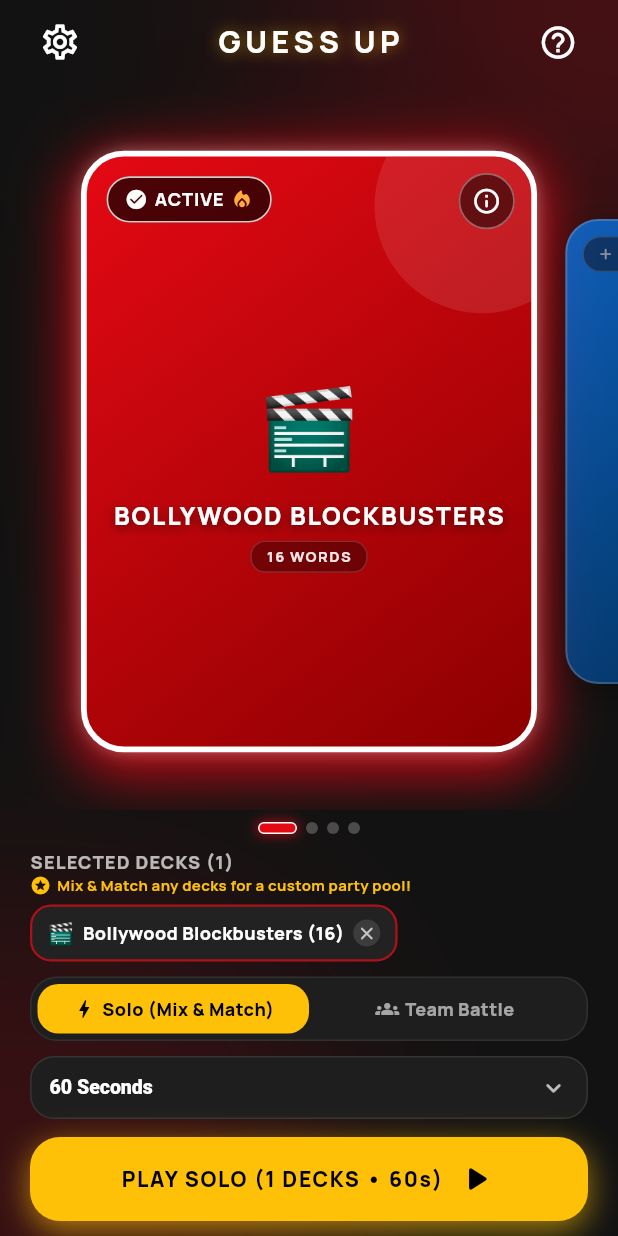
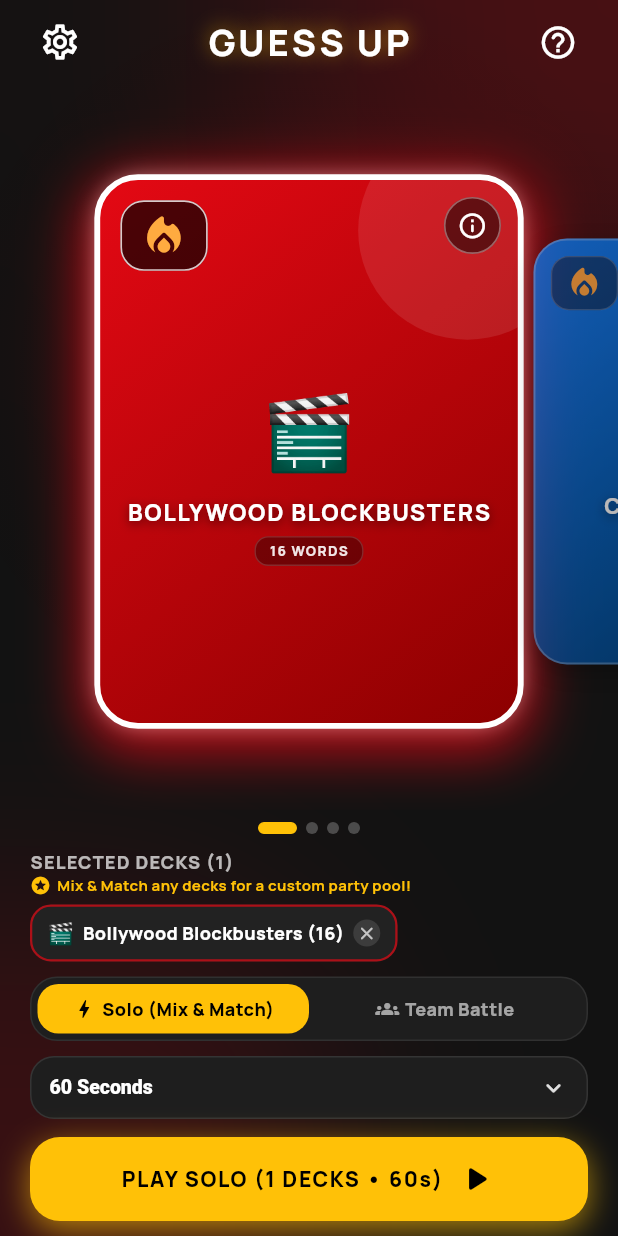
Before and after one commit to ShreyNagda/guess-up, a Flutter app: the HomeScreen screen opened directly, on a phone screen of 412 x 824 dp. Run offline on Flutter 3.47's test engine with Material 3 defaults, Android fonts, the light colour scheme and no system bars; our stand-ins replace audioplayers, cloud_firestore, confetti, connectivity_plus, firebase_core, flutter_native_splash and 4 more; missing offline and left inert: timer_controller; accounts and stored records are empty.

Commit message:
Updated landing page

```diff
--- a/lib/constants/app_info.dart
+++ b/lib/constants/app_info.dart
@@ -1,6 +1,6 @@
 class AppInfo {
   static const String name = 'Guess Up';
-  static const String version = '1.0.0+1';
+  static const String version = '1.0.0+3';
   static const String displayVersion = 'v1.0.0';
   static const String description =
       "Guess Up is a mobile-based charades party game, designed especially for Indian youths and audiences. Put your phone on your forehead and guess the word based on your friends' clues!";
--- a/lib/screens/home_screen.dart
+++ b/lib/screens/home_screen.dart
@@ -61,7 +61,7 @@
     }
 
     // 2. Initialize PageController
-    _pageController = PageController(viewportFraction: 0.70, initialPage: 0)
+    _pageController = PageController(viewportFraction: 0.63, initialPage: 0)
       ..addListener(_handlePageScroll);
 
     // 3. Load Decks & Listen to real-time decks stream from Firestore
@@ -594,7 +594,7 @@
   Widget _buildDeckPageIndicator(bool isDark) {
     if (_decks.isEmpty) return const SizedBox.shrink();
 
-    final inactiveColor = isDark ? Colors.white24 : Colors.black26;
+    final inactiveColor = isDark ? Colors.white24 : Colors.black38;
 
     return Padding(
       padding: const EdgeInsets.symmetric(vertical: 4.0),
@@ -606,7 +606,6 @@
             mainAxisSize: MainAxisSize.min,
             children: List.generate(_decks.length, (index) {
               final isFocused = index == _focusedIndex;
-              final deck = _decks[index];
 
               return GestureDetector(
                 onTap: () {
@@ -627,22 +626,12 @@
                   width: isFocused ? 26 : 8,
                   height: 8,
                   decoration: BoxDecoration(
-                    color: isFocused ? deck.themeColor : inactiveColor,
+                    color: isFocused ? Colors.amber : inactiveColor,
                     borderRadius: BorderRadius.circular(4),
                     border:
                         isFocused
-                            ? Border.all(color: Colors.white, width: 1)
+                            ? Border.all(color: Colors.amber, width: 1)
                             : null,
-                    boxShadow:
-                        isFocused
-                            ? [
-                              BoxShadow(
-                                color: deck.themeColor.withAlpha(160),
-                                blurRadius: 6,
-                                spreadRadius: 1,
-                              ),
-                            ]
-                            : null,
                   ),
                 ),
               );
@@ -654,7 +643,7 @@
   }
 
   Widget _buildTopBar(bool isDark) {
-    final iconColor = isDark ? Colors.white : Colors.black87;
+    final iconColor = isDark ? Colors.white : Colors.black;
     final titleColor = isDark ? Colors.white : Colors.black;
 
     return Padding(
@@ -674,18 +663,16 @@
                 "GUESS UP",
                 style: TextStyle(
                   fontFamily: 'Manrope',
-                  fontSize: 20,
+                  fontSize: 24,
                   fontWeight: FontWeight.w900,
-                  letterSpacing: 3,
+                  letterSpacing: 2,
                   color: titleColor,
                   shadows: [
                     Shadow(
-                      color: (isDark
-                              ? AppTheme.darkPrimaryColor
-                              : AppTheme.lightPrimaryColor)
-                          .withAlpha(140),
-                      blurRadius: 12,
-                      offset: const Offset(0, 0),
+                      color: (isDark ? AppTheme.darkPrimaryColor : Colors.black)
+                          .withAlpha(isDark ? 140 : 25),
+                      blurRadius: isDark ? 16 : 3,
+                      offset: Offset(0, isDark ? -1 : 1),
                     ),
                   ],
                 ),
@@ -720,7 +707,7 @@
         final double pageOffset = (_currentPage - index);
 
         final double dist = pageOffset.abs().clamp(0.0, 1.0);
-        final double scale = 1.10 - (dist * (1.10 - 0.85));
+        final double scale = 1.12 - (dist * (1.12 - 0.86));
         final bool isSelected = _selectedDeckIds.contains(deck.id);
 
         final double effectiveOpacity = (1.0 - (dist * 0.30)).clamp(0.70, 1.0);
@@ -755,7 +742,7 @@
       aspectRatio: 3 / 4,
       child: AnimatedContainer(
         duration: const Duration(milliseconds: 200),
-        margin: const EdgeInsets.symmetric(horizontal: 6, vertical: 10),
+        margin: const EdgeInsets.symmetric(horizontal: 2, vertical: 8),
         decoration: BoxDecoration(
           borderRadius: BorderRadius.circular(26),
           gradient: LinearGradient(
@@ -808,6 +795,7 @@
                 ),
               ),
               // Top Left Selection Status Pill
+              if (deck.isTrending)
                 Positioned(
                   top: 12,
                   left: 12,
@@ -830,41 +818,10 @@
                         width: 1,
                       ),
                     ),
-                  child: Row(
-                    mainAxisSize: MainAxisSize.min,
-                    children: [
-                      Icon(
-                        _isTeamMode
-                            ? (isSelected
-                                ? Icons.military_tech_rounded
-                                : Icons.add_rounded)
-                            : (isSelected
-                                ? Icons.check_circle_rounded
-                                : Icons.add_rounded),
-                        size: 14,
-                        color: isSelected ? Colors.white : Colors.white70,
-                      ),
-                      const SizedBox(width: 4),
-                      Text(
-                        _isTeamMode
-                            ? (isSelected ? "ACTIVE BATTLE" : "SELECT")
-                            : (isSelected ? "ACTIVE" : "SELECT"),
-                        style: TextStyle(
-                          color: isSelected ? Colors.white : Colors.white70,
-                          fontSize: 11,
-                          fontWeight: FontWeight.w900,
-                          letterSpacing: 0.5,
-                        ),
-                      ),
-                      if (deck.isTrending) ...[
-                        const SizedBox(width: 4),
-                        const Icon(
+                    child: const Icon(
                       Icons.local_fire_department_rounded,
-                          size: 14,
+                      // size: 14,
                       color: Colors.orangeAccent,
-                        ),
-                      ],
-                    ],
                     ),
                   ),
                 ),
@@ -962,7 +919,7 @@
     List<Category> selectedDecks,
     bool isDark,
   ) {
-    final titleColor = isDark ? Colors.white70 : Colors.black87;
+    final titleColor = isDark ? Colors.white70 : Colors.black;
     final chipBg = isDark ? const Color(0xFF222222) : Colors.white;
     final int totalCombinedWords = selectedDecks.fold(
       0,
@@ -1003,10 +960,10 @@
                             _isTeamMode
                                 ? (isDark
                                     ? Colors.amberAccent
-                                    : Colors.deepOrange)
+                                    : Colors.deepOrange.shade700)
                                 : (isDark
                                     ? AppTheme.darkPrimaryColor
-                                    : const Color(0xFFD97706)),
+                                    : const Color(0xFFB45309)),
                       ),
                       const SizedBox(width: 4),
                       Text(
@@ -1020,10 +977,10 @@
                               _isTeamMode
                                   ? (isDark
                                       ? Colors.amberAccent
-                                      : Colors.deepOrange)
+                                      : Colors.deepOrange.shade700)
                                   : (isDark
                                       ? AppTheme.darkPrimaryColor
-                                      : const Color(0xFFD97706)),
+                                      : const Color(0xFFB45309)),
                         ),
                       ),
                     ],
@@ -1054,7 +1011,7 @@
                     style: TextStyle(
                       fontSize: 10,
                       fontWeight: FontWeight.w900,
-                      color: isDark ? Colors.amberAccent : Colors.black87,
+                      color: isDark ? Colors.amberAccent : Colors.black,
                     ),
                   ),
                 ),
@@ -1132,7 +1089,7 @@
                               Text(
                                 "${deck.title} (${deck.count})",
                                 style: TextStyle(
-                                  color: isDark ? Colors.white : Colors.black87,
+                                  color: isDark ? Colors.white : Colors.black,
                                   fontSize: 12,
                                   fontWeight: FontWeight.w800,
                                 ),
@@ -1157,7 +1114,7 @@
                                       color:
                                           isDark
                                               ? Colors.white70
-                                              : Colors.black54,
+                                              : Colors.black87,
                                     ),
                                   ),
                                 ),
@@ -1235,7 +1192,7 @@
                                       ? (isDark ? Colors.black : Colors.black)
                                       : (isDark
                                           ? Colors.white60
-                                          : Colors.black54),
+                                          : Colors.black87),
                             ),
                             const SizedBox(width: 4),
                             Text(
@@ -1248,7 +1205,7 @@
                                         ? (isDark ? Colors.black : Colors.black)
                                         : (isDark
                                             ? Colors.white60
-                                            : Colors.black54),
+                                            : Colors.black87),
                               ),
                             ),
                           ],
@@ -1280,7 +1237,7 @@
                                       ? (isDark ? Colors.black : Colors.black)
                                       : (isDark
                                           ? Colors.white60
-                                          : Colors.black54),
+                                          : Colors.black87),
                             ),
                             const SizedBox(width: 4),
                             Text(
@@ -1293,7 +1250,7 @@
                                         ? (isDark ? Colors.black : Colors.black)
                                         : (isDark
                                             ? Colors.white60
-                                            : Colors.black54),
+                                            : Colors.black87),
                               ),
                             ),
                           ],
@@ -1326,7 +1283,7 @@
                             style: TextStyle(
                               fontWeight: FontWeight.w800,
                               fontSize: 13,
-                              color: isDark ? Colors.white : Colors.black87,
+                              color: isDark ? Colors.white : Colors.black,
                             ),
                           ),
                         );
@@ -1359,7 +1316,7 @@
                               style: TextStyle(
                                 fontWeight: FontWeight.w800,
                                 fontSize: 13,
-                                color: isDark ? Colors.white : Colors.black87,
+                                color: isDark ? Colors.white : Colors.black,
                               ),
                             ),
                           );
@@ -1442,7 +1399,7 @@
                                   !hasSelection
                                       ? (isDark
                                           ? Colors.white38
-                                          : Colors.black38)
+                                          : Colors.black54)
                                       : Colors.black,
                               fontSize: 14,
                               fontWeight: FontWeight.w900,
@@ -1482,7 +1439,7 @@
     final hudSurface = isDark ? const Color(0xFF1E1E1E) : Colors.white;
     final borderColor =
         isDark ? Colors.white.withAlpha(25) : Colors.black.withAlpha(20);
-    final textColor = isDark ? Colors.white : Colors.black87;
+    final textColor = isDark ? Colors.white : Colors.black;
 
     return Container(
       height: 42,
@@ -1507,7 +1464,7 @@
           value: value,
           icon: Icon(
             Icons.keyboard_arrow_down_rounded,
-            color: textColor.withAlpha(180),
+            color: textColor.withAlpha(220),
             size: 20,
           ),
           dropdownColor: isDark ? const Color(0xFF242424) : Colors.white,
--- a/lib/widgets/ambient_background.dart
+++ b/lib/widgets/ambient_background.dart
@@ -25,16 +25,13 @@
         isDark ? const Color(0xFF121212) : const Color(0xFFF6F7FA);
 
     return TweenAnimationBuilder<Color?>(
-      tween: ColorTween(
-        begin: ambientColor,
-        end: ambientColor,
-      ),
+      tween: ColorTween(begin: ambientColor, end: ambientColor),
       duration: duration,
       curve: Curves.easeInOut,
       builder: (context, animatedColor, builtChild) {
         final currentColor = animatedColor ?? ambientColor;
-        final int primaryAlpha = isDark ? 65 : 40;
-        final int secondaryAlpha = isDark ? 45 : 25;
+        final int primaryAlpha = isDark ? 65 : 30;
+        final int secondaryAlpha = isDark ? 45 : 18;
 
         return Stack(
           children: [
@@ -47,7 +44,7 @@
               right: -60,
               child: _AmbientBlob(
                 color: currentColor.withAlpha(primaryAlpha),
-                size: 260,
+                size: 300,
               ),
             ),
 
@@ -90,20 +87,14 @@
   final Color color;
   final double size;
 
-  const _AmbientBlob({
-    required this.color,
-    required this.size,
-  });
+  const _AmbientBlob({required this.color, required this.size});
 
   @override
   Widget build(BuildContext context) {
     return Container(
       width: size,
       height: size,
-      decoration: BoxDecoration(
-        shape: BoxShape.circle,
-        color: color,
-      ),
+      decoration: BoxDecoration(shape: BoxShape.circle, color: color),
       child: BackdropFilter(
         filter: ImageFilter.blur(sigmaX: 70, sigmaY: 70),
         child: Container(color: Colors.transparent),
--- a/pubspec.yaml
+++ b/pubspec.yaml
@@ -3,7 +3,7 @@
 
 publish_to: "none"
 
-version: 1.0.0+1
+version: 1.0.0+4
 
 environment:
   sdk: ^3.7.2
```
Also changed, not shown: lib/screens/game_screen.dart (+29 -12 lines), lib/services/audio_service.dart (+7 -2 lines), lib/widgets/game_top_bar.dart (+13 -3 lines), 7 other files. Lines whose indentation alone changed are shown as unchanged.
